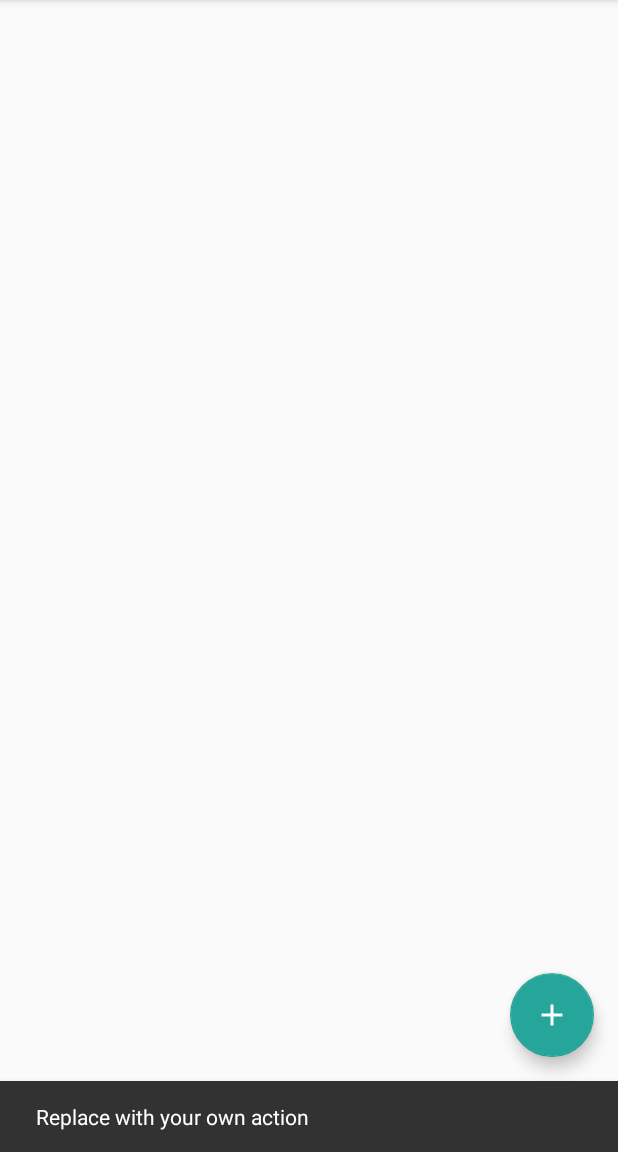
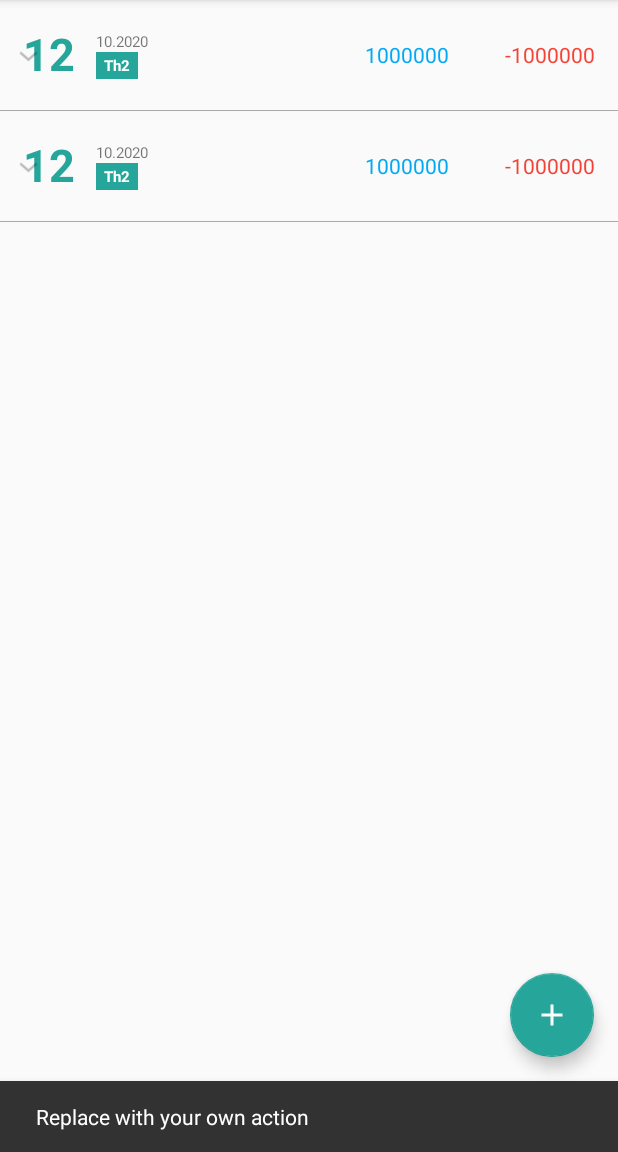
Before and after one commit to htthinh1999/MoneyManager, an Android app: the screen it shows after launch (MainActivity), after a tap on an icon or button, on a phone screen of 412 x 824 dp, the part 84-1236 px from its top. Run offline under Robolectric (Android 15) with nearby library versions, the phone set to English and light mode, and no system bars.

Commit message:
add expandable listview

```diff
--- /dev/null
+++ b/app/src/main/java/com/keycodemon/moneymanager/CustomExpandableListAdapter.java
@@ -0,0 +1,99 @@
+package com.keycodemon.moneymanager;
+
+import android.content.Context;
+import android.view.LayoutInflater;
+import android.view.View;
+import android.view.ViewGroup;
+import android.widget.BaseExpandableListAdapter;
+import android.widget.TextView;
+
+import java.util.List;
+
+public class CustomExpandableListAdapter extends BaseExpandableListAdapter {
+    private Context context;
+    private List<ExpandableListGroupData> expandableListGroupDataList;
+
+
+    public CustomExpandableListAdapter(Context context, List<ExpandableListGroupData> expandableListGroupDataList) {
+        this.context = context;
+        this.expandableListGroupDataList = expandableListGroupDataList;
+    }
+
+    @Override
+    public int getGroupCount() {
+        return expandableListGroupDataList.size();
+    }
+
+    @Override
+    public int getChildrenCount(int groupPosition) {
+        return expandableListGroupDataList.get(groupPosition).itemCount();
+    }
+
+    @Override
+    public Object getGroup(int groupPosition) {
+
+        return expandableListGroupDataList.get(groupPosition);
+    }
+
+    @Override
+    public Object getChild(int groupPosition, int childPosition) {
+        return expandableListGroupDataList.get(groupPosition).getExpandableListItemDataList().get(childPosition);
+    }
+
+    @Override
+    public long getGroupId(int groupPosition) {
+
+        return groupPosition;
+    }
+
+    @Override
+    public long getChildId(int groupPosition, int childPosition) {
+
+        return childPosition;
+    }
+
+    @Override
+    public boolean hasStableIds() {
+
+        return false;
+    }
+
+    @Override
+    public View getGroupView(int groupPosition, boolean isExpanded, View convertView, ViewGroup parent) {
+        ExpandableListGroupData expandableListGroupData = (ExpandableListGroupData) getGroup(groupPosition);
+        LayoutInflater inflater = (LayoutInflater) context.getSystemService(Context.LAYOUT_INFLATER_SERVICE);
+        convertView = inflater.inflate(R.layout.list_day,null);
+        TextView tvDayOfMonth = convertView.findViewById(R.id.tvDayOfMonth);
+        tvDayOfMonth.setText(expandableListGroupData.getDayOfMonth());
+        TextView tvMonthYear = convertView.findViewById(R.id.tvMonthYear);
+        tvMonthYear.setText(expandableListGroupData.getMonthYear());
+        TextView tvDayOfWeek = convertView.findViewById(R.id.tvDayOfWeek);
+        tvDayOfWeek.setText(expandableListGroupData.getDayofWeek());
+        TextView tvRevenue = convertView.findViewById(R.id.tvRevenue);
+        tvRevenue.setText(expandableListGroupData.getRevenue());
+        TextView tvExpenditure = convertView.findViewById(R.id.tvExpenditure);
+        tvExpenditure.setText(expandableListGroupData.getExpenditure());
+        return convertView;
+    }
+
+    @Override
+    public View getChildView(int groupPosition, int childPosition, boolean isLastChild, View convertView, ViewGroup parent) {
+        ExpandableListItemData expandableListItemData = (ExpandableListItemData) getChild(groupPosition,childPosition);
+        LayoutInflater inflater = (LayoutInflater) context.getSystemService(Context.LAYOUT_INFLATER_SERVICE);
+        convertView = inflater.inflate(R.layout.list_item,null);
+        TextView tvgroupitem = convertView.findViewById(R.id.tvGroupItem);
+        tvgroupitem.setText(expandableListItemData.getGroupItem());
+        TextView tvitem = convertView.findViewById(R.id.tvItem);
+        tvitem.setText(expandableListItemData.getItem());
+        TextView tvwallet = convertView.findViewById(R.id.tvWallet);
+        tvwallet.setText(expandableListItemData.getWallet());
+        TextView tvExpenditure = convertView.findViewById(R.id.tvExpenditure);
+        tvExpenditure.setText(expandableListItemData.getExpenditure());
+        return convertView;
+    }
+
+    @Override
+    public boolean isChildSelectable(int groupPosition, int childPosition) {
+        return true;
+    }
+}
--- /dev/null
+++ b/app/src/main/java/com/keycodemon/moneymanager/ExpandableGetData.java
@@ -0,0 +1,27 @@
+package com.keycodemon.moneymanager;
+
+import java.util.ArrayList;
+import java.util.List;
+
+public class ExpandableGetData {
+    private List<ExpandableListGroupData> expandableListGroupDataList;
+    private  ExpandableListItemData expandableListItemData;
+    private List<ExpandableListItemData> expandableListItemDataList;
+    private ExpandableListGroupData expandableListGroupData;
+    public List<ExpandableListGroupData> getData(){
+        expandableListGroupDataList = new ArrayList<ExpandableListGroupData>();
+
+        expandableListItemData = new ExpandableListItemData("Ăn uống","Ăn sáng","Tiền mặt","-20000");
+        expandableListItemDataList = new ArrayList<ExpandableListItemData>();
+        expandableListItemDataList.add(expandableListItemData);
+        expandableListItemData = new ExpandableListItemData("Ăn uống","Ăn sáng","Tiền mặt","-20000");
+        expandableListItemDataList.add(expandableListItemData);
+        expandableListItemData = new ExpandableListItemData("Ăn uống","Ăn sáng","Tiền mặt","-20000");
+        expandableListItemDataList.add(expandableListItemData);
+        expandableListGroupData = new ExpandableListGroupData("12","10.2020","Th2","1000000","-1000000", expandableListItemDataList);
+        expandableListGroupDataList.add(expandableListGroupData);
+        expandableListGroupData = new ExpandableListGroupData("12","10.2020","Th2","1000000","-1000000", expandableListItemDataList);
+        expandableListGroupDataList.add(expandableListGroupData);
+        return  expandableListGroupDataList;
+    }
+}
--- /dev/null
+++ b/app/src/main/java/com/keycodemon/moneymanager/ExpandableListGroupData.java
@@ -0,0 +1,45 @@
+package com.keycodemon.moneymanager;
+
+import java.util.List;
+
+public class ExpandableListGroupData {
+    private String dayOfMonth, monthYear, dayofWeek, revenue, expenditure;
+    private List<ExpandableListItemData> expandableListItemDataList;
+
+    public ExpandableListGroupData(String dayOfMonth, String monthYear, String dayofWeek, String revenue, String expenditure, List<ExpandableListItemData> expandableListItemDataList) {
+        this.dayOfMonth = dayOfMonth;
+        this.monthYear = monthYear;
+        this.dayofWeek = dayofWeek;
+        this.revenue = revenue;
+        this.expenditure = expenditure;
+        this.expandableListItemDataList = expandableListItemDataList;
+    }
+
+    public String getDayOfMonth() {
+        return dayOfMonth;
+    }
+
+    public String getMonthYear() {
+        return monthYear;
+    }
+
+    public String getDayofWeek() {
+        return dayofWeek;
+    }
+
+    public String getRevenue() {
+        return revenue;
+    }
+
+    public String getExpenditure() {
+        return expenditure;
+    }
+
+    public List<ExpandableListItemData> getExpandableListItemDataList() {
+        return expandableListItemDataList;
+    }
+
+    public int itemCount(){
+        return expandableListItemDataList.size();
+    }
+}
--- /dev/null
+++ b/app/src/main/java/com/keycodemon/moneymanager/ExpandableListItemData.java
@@ -0,0 +1,30 @@
+package com.keycodemon.moneymanager;
+
+public class ExpandableListItemData {
+    private String groupItem, item, wallet, expenditure;
+
+    public String getGroupItem() {
+        return groupItem;
+    }
+
+    public String getItem() {
+        return item;
+    }
+
+    public String getWallet() {
+        return wallet;
+    }
+
+    public String getExpenditure() {
+        return expenditure;
+    }
+
+    public ExpandableListItemData(String groupItem, String item, String wallet, String expenditure) {
+        this.groupItem = groupItem;
+        this.item = item;
+        this.wallet = wallet;
+        this.expenditure = expenditure;
+
+    }
+
+}
--- a/app/src/main/java/com/keycodemon/moneymanager/MainActivity.java
+++ b/app/src/main/java/com/keycodemon/moneymanager/MainActivity.java
@@ -12,13 +12,22 @@ import android.view.View;
 
 import android.view.Menu;
 import android.view.MenuItem;
+import android.widget.ExpandableListView;
+
+import java.util.ArrayList;
+import java.util.List;
 
 public class MainActivity extends AppCompatActivity {
 
+    CustomExpandableListAdapter customExpandableListAdapter;
+    ExpandableListView expandableListView;
+    List<ExpandableListGroupData> expandableListGroupDataList;
+    ExpandableGetData expandableGetData;
     @Override
     protected void onCreate(Bundle savedInstanceState) {
         super.onCreate(savedInstanceState);
         setContentView(R.layout.activity_main);
+        init();
         Toolbar toolbar = findViewById(R.id.toolbar);
         setSupportActionBar(toolbar);
 
@@ -31,7 +40,29 @@ public class MainActivity extends AppCompatActivity {
             }
         });
     }
-
+//    public List<ExpandableListGroupData> getData(){
+//        List<ExpandableListGroupData> expandableListGroupDataList = new ArrayList<ExpandableListGroupData>();
+//
+//        ExpandableListItemData expandableListItemData = new ExpandableListItemData("Ăn uống","Ăn sáng","Tiền mặt","-20000");
+//        List<ExpandableListItemData> expandableListItemDataList = new ArrayList<ExpandableListItemData>();
+//        expandableListItemDataList.add(expandableListItemData);
+//        expandableListItemData = new ExpandableListItemData("Ăn uống","Ăn sáng","Tiền mặt","-20000");
+//        expandableListItemDataList.add(expandableListItemData);
+//        expandableListItemData = new ExpandableListItemData("Ăn uống","Ăn sáng","Tiền mặt","-20000");
+//        expandableListItemDataList.add(expandableListItemData);
+//        ExpandableListGroupData expandableListGroupData = new ExpandableListGroupData("12","10.2020","Th2","1000000","-1000000", expandableListItemDataList);
+//        expandableListGroupDataList.add(expandableListGroupData);
+//        expandableListGroupData = new ExpandableListGroupData("12","10.2020","Th2","1000000","-1000000", expandableListItemDataList);
+//        expandableListGroupDataList.add(expandableListGroupData);
+//        return  expandableListGroupDataList;
+//    }
+    public void init(){
+        expandableListView = (ExpandableListView) findViewById(R.id.expndable_listview);
+        expandableGetData = new ExpandableGetData();
+        expandableListGroupDataList =  expandableGetData.getData();
+        customExpandableListAdapter = new CustomExpandableListAdapter(this,expandableListGroupDataList);
+        expandableListView.setAdapter(customExpandableListAdapter);
+    }
     @Override
     public boolean onCreateOptionsMenu(Menu menu) {
         // Inflate the menu; this adds items to the action bar if it is present.
--- a/app/src/main/res/layout/content_main.xml
+++ b/app/src/main/res/layout/content_main.xml
@@ -6,7 +6,11 @@
     app:layout_behavior="@string/appbar_scrolling_view_behavior">
 
     <ExpandableListView
+        android:id="@+id/expndable_listview"
         android:layout_width="match_parent"
-        android:layout_height="match_parent"/>
-
+        android:layout_height="match_parent"
+        android:indicatorLeft="?android:attr/expandableListPreferredItemIndicatorLeft"
+        android:divider="@android:color/darker_gray"
+        android:dividerHeight="0.5dp"
+        />
 </RelativeLayout>
```
